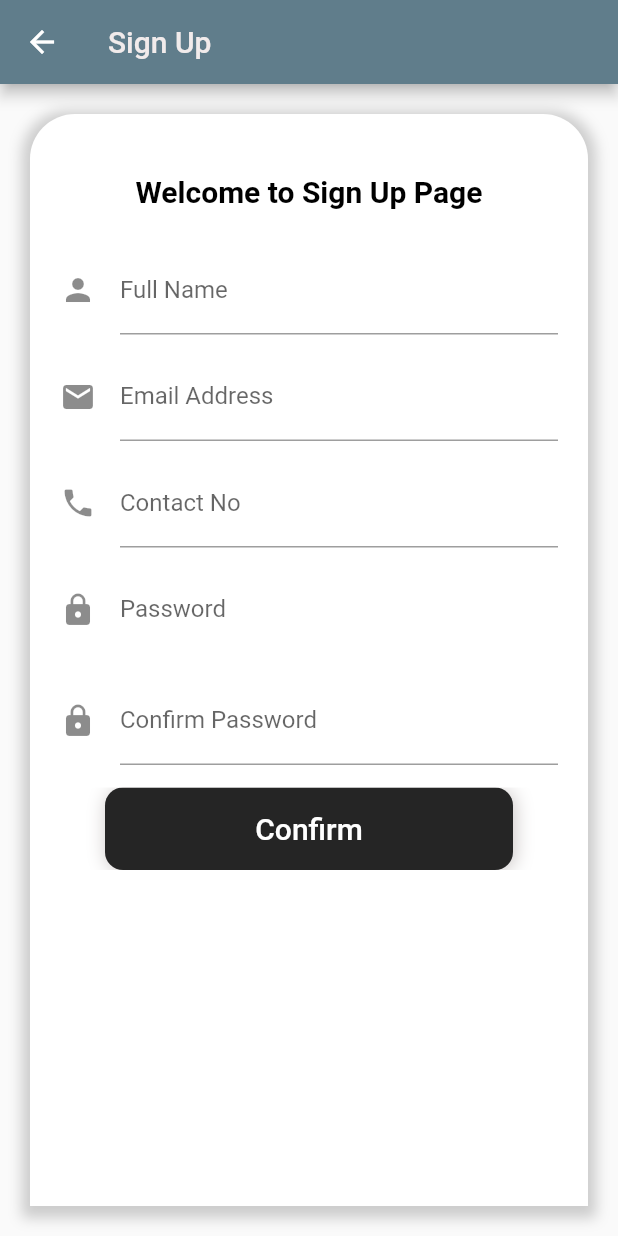
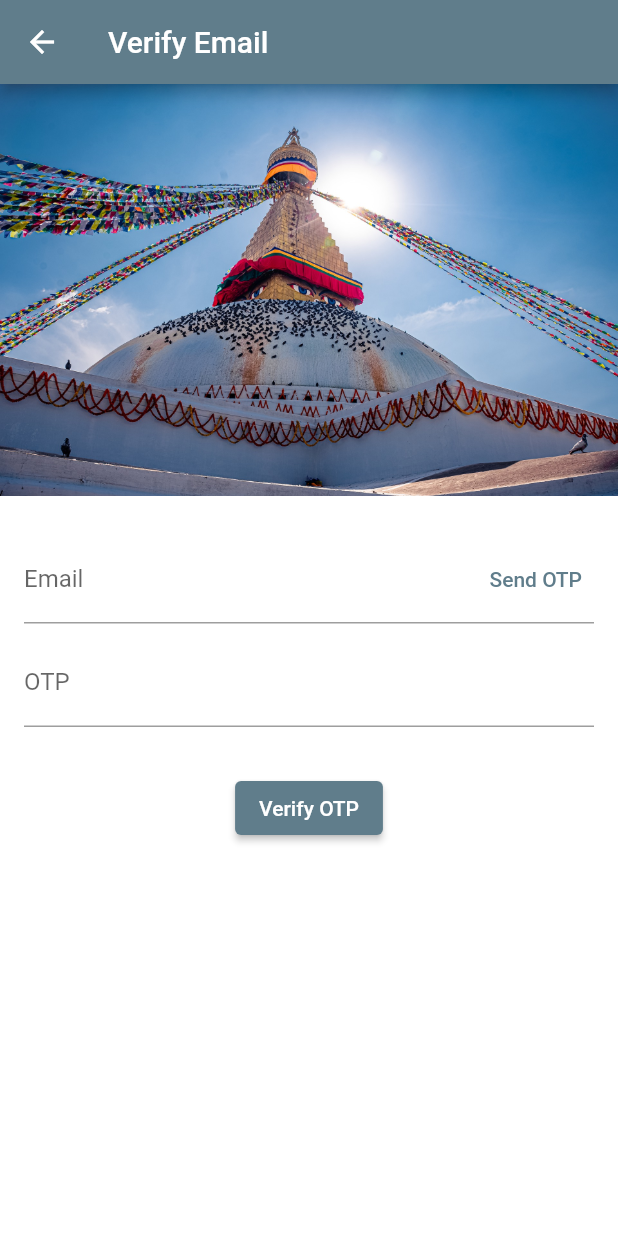
Before and after one commit to arypravin10/traffic_app, a Flutter app: the screen it shows after launch, after a tap on "Sign Up", on a phone screen of 412 x 824 dp. Run offline on Flutter 3.47's test engine with Material 2 defaults, Android fonts, the phone set to English and light mode, and no system bars; our stand-ins replace carousel_slider, firebase_auth, firebase_core, get; missing offline and left inert: email_auth; accounts and stored records are empty; network calls fail; Roboto replaces fonts that are missing (Segoe UI).

Commit message:
adding otp for email

```diff
--- a/lib/LoginScreen.dart
+++ b/lib/LoginScreen.dart
@@ -1,51 +1,44 @@
-
 import 'package:flutter/material.dart';
-import 'package:get/state_manager.dart';
 import 'package:traffic_simulator/homescreen.dart';
-import 'package:traffic_simulator/signUpScreen.dart';
-import 'package:traffic_simulator/inputTextWidget.dart';
+import 'package:traffic_simulator/otp.dart';
 import 'package:traffic_simulator/forgotPassword.dart';
 import 'package:firebase_auth/firebase_auth.dart';
 
-
-
 class LoginScreen extends StatefulWidget {
-  const LoginScreen({ Key? key }) : super(key: key);
+  const LoginScreen({Key? key}) : super(key: key);
 
   @override
   State<LoginScreen> createState() => _LoginScreenState();
 }
 
 class _LoginScreenState extends State<LoginScreen> {
-
   final _formKey = GlobalKey<FormState>();
 
   final TextEditingController _pwdController = TextEditingController();
   final TextEditingController _emailController = TextEditingController();
 
-  var email='';
-  var password ='';
+  var email = '';
+  var password = '';
 
 // for firebase
-  final _auth =FirebaseAuth.instance;
+  final _auth = FirebaseAuth.instance;
 
-
-userlogin()async{
-  try{
-    await FirebaseAuth.instance.signInWithEmailAndPassword(email: email, password: password);
-    Navigator.push(context, MaterialPageRoute(builder: (context) => homepage(),));
-  }
-
-  on FirebaseAuthException catch(e){
-    if (e.code =='user-not-found' || e.code=='wrong-password'){
-
-      ScaffoldMessenger.of(context).showSnackBar(SnackBar(content:Text('email or password is incorrect')));
+  userlogin() async {
+    try {
+      await FirebaseAuth.instance
+          .signInWithEmailAndPassword(email: email, password: password);
+      Navigator.push(
+          context,
+          MaterialPageRoute(
+            builder: (context) => homepage(),
+          ));
+    } on FirebaseAuthException catch (e) {
+      if (e.code == 'user-not-found' || e.code == 'wrong-password') {
+        ScaffoldMessenger.of(context).showSnackBar(
+            SnackBar(content: Text('email or password is incorrect')));
       }
     }
-
   }
-
-
 
   @override
   Widget build(BuildContext context) {
@@ -56,26 +49,25 @@ userlogin()async{
     bool _snap = false;
     bool _floating = false;
 
-
     final widgetList = [
       Row(
         children: [
           SizedBox(
             width: 28,
           ),
-          Text(
+          Container(
+            child: Center(
+              child: Text(
                 'Welcome to Login',
-
                 style: TextStyle(
-
-              fontFamily: 'Open Sans',
+                  fontFamily: 'Roboto',
                   fontSize: 25,
                   fontWeight: FontWeight.bold,
                   color: Color.fromARGB(255, 56, 50, 50),
-
                 ),
-            textAlign: TextAlign.left,
               ),
+            ),
+          )
         ],
       ),
       SizedBox(
@@ -83,72 +75,66 @@ userlogin()async{
       ),
       Form(
         key: _formKey,
-          child: Padding(padding: EdgeInsets.all(20),
-          child:
-          Column(
+        child: Padding(
+          padding: EdgeInsets.all(20),
+          child: Column(
             children: [
-
               TextFormField(
-
                   controller: _emailController,
-                  decoration: InputDecoration(labelText: 'email',icon: Icon(Icons.email),labelStyle: TextStyle(fontSize: 20)),
-
+                  decoration: InputDecoration(
+                      labelText: 'email',
+                      icon: Icon(Icons.email),
+                      labelStyle: TextStyle(fontSize: 15)),
                   obscureText: false,
                   keyboardType: TextInputType.emailAddress,
-
-
-                  validator:(value){
-                    if (value!.isEmpty){
-
-                      return('Please enter your email');
+                  validator: (value) {
+                    if (value!.isEmpty) {
+                      return ('Please enter your email');
                     }
 
-
-                  if (!RegExp("^[a-zA-Z0-9+_.-]+@[a-zA-Z0-9,-]+.[a-z]").hasMatch(value)){
-                    return('Enter a valid email');
+                    if (!RegExp("^[a-zA-Z0-9+_.-]+@[a-zA-Z0-9,-]+.[a-z]")
+                        .hasMatch(value)) {
+                      return ('Enter a valid email');
                     }
 
                     return null;
-
-                  }
-
-                  ),
-
-
+                  }),
               SizedBox(
                 height: 12.0,
               ),
-
               TextFormField(
                 controller: _pwdController,
                 decoration: InputDecoration(
                   labelText: "password",
-                  icon: Icon(Icons.lock),labelStyle: TextStyle(fontSize: 20),),
-
+                  icon: Icon(Icons.lock),
+                  labelStyle: TextStyle(fontSize: 15),
+                ),
                 obscureText: true,
                 keyboardType: TextInputType.text,
-                  validator: (value){
-                    if (value==null || value.isEmpty){
+                validator: (value) {
+                  if (value == null || value.isEmpty) {
                     return ('Please enter your password');
                   }
                 },
-
               ),
               Padding(
                 padding: const EdgeInsets.only(right: 25.0, top: 10.0),
                 child: Align(
-
                     alignment: Alignment.topRight,
                     child: Material(
                       color: Colors.transparent,
                       child: InkWell(
-                        onTap: ()
-                        {Navigator.push(context, MaterialPageRoute(builder: (context) => ForgotPassword(),));
+                        onTap: () {
+                          Navigator.push(
+                              context,
+                              MaterialPageRoute(
+                                builder: (context) => ForgotPassword(),
+                              ));
                         },
                         child: Text(
                           "Forgot Password ?",
+                          textAlign: TextAlign.end,
                           style: TextStyle(
-
                               fontSize: 18,
                               fontWeight: FontWeight.bold,
                               color: Color.fromARGB(255, 218, 13, 13)),
@@ -163,15 +149,13 @@ userlogin()async{
                 height: 55.0,
                 child: ElevatedButton(
                   onPressed: () async {
-
-
                     if (_formKey.currentState!.validate()) {
                       setState(() {
-                        email=_emailController.text;
-                        password=_pwdController.text;
-
+                        email = _emailController.text;
+                        password = _pwdController.text;
                       });
-userlogin();                    }
+                      userlogin();
+                    }
                   },
                   style: ElevatedButton.styleFrom(
                     primary: Colors.white,
@@ -190,7 +174,8 @@ userlogin();                    }
                               offset: const Offset(1.1, 1.1),
                               blurRadius: 10.0),
                         ],
-                        color: Color.fromARGB(255, 12, 51, 109), // Color(0xffF05945),
+                        color: Color.fromARGB(
+                            255, 12, 51, 109), // Color(0xffF05945),
                         borderRadius: BorderRadius.circular(12.0)),
                     child: Container(
                       alignment: Alignment.center,
@@ -204,7 +189,9 @@ userlogin();                    }
                 ),
               ),
             ],
-          ),),),
+          ),
+        ),
+      ),
       SizedBox(
         height: 15.0,
       ),
@@ -305,24 +292,18 @@ userlogin();                    }
             backgroundColor: Color(0xFFdccdb4),
             flexibleSpace: FlexibleSpaceBar(
               centerTitle: true,
-              background:
-                  Image.asset("assets/trafficways.png", fit: BoxFit.cover),
+              background: Image.asset("assets/cover.jpg", fit: BoxFit.cover),
             ),
           ),
           SliverToBoxAdapter(
             child: Container(
               decoration: BoxDecoration(
-                  borderRadius: BorderRadius.only(
-
-                      ),
+                  borderRadius: BorderRadius.only(),
                   gradient: LinearGradient(
-                      colors: <Color>[Color(0xFFdccdb4), Color(0xFFd8c3ab)])
-
-                  ),
+                      colors: <Color>[Color(0xFFdccdb4), Color(0xFFd8c3ab)])),
               width: screenWidth,
               height: 25,
-              child:
-              Column(
+              child: Column(
                 mainAxisAlignment: MainAxisAlignment.end,
                 children: <Widget>[
                   Container(
@@ -330,11 +311,6 @@ userlogin();                    }
                     height: 25,
                     decoration: BoxDecoration(
                       color: Colors.white,
-
-                      borderRadius: BorderRadius.only(
-                        topLeft: const Radius.circular(30.0),
-                        topRight: const Radius.circular(30.0),
-                      ),
                     ),
                   )
                 ],
@@ -350,7 +326,7 @@ userlogin();                    }
       ),
       bottomNavigationBar: Stack(
         children: [
-          new Container(
+          Container(
             height: 50.0,
             color: Colors.white,
             child: Center(
@@ -364,8 +340,7 @@ userlogin();                    }
                 Material(
                     child: InkWell(
                   onTap: () {
-                    Navigator.push(context, MaterialPageRoute(builder: (context) => SignUpScreen(),));
-                  },
+Navigator.push(context, MaterialPageRoute(builder: (context) => otp(),));                 },
                   child: Text(
                     "Sign Up",
                     style: TextStyle(
--- a/lib/main.dart
+++ b/lib/main.dart
@@ -4,6 +4,7 @@ import 'package:firebase_core/firebase_core.dart';
 
 Future main() async {
   WidgetsFlutterBinding.ensureInitialized();
+
   runApp(MyApp());
 }
 
--- /dev/null
+++ b/lib/otp.dart
@@ -0,0 +1,105 @@
+
+import 'package:email_auth/email_auth.dart';
+import 'package:flutter/material.dart';
+import 'package:get/route_manager.dart';
+import 'package:traffic_simulator/signUpScreen.dart';
+
+class otp extends StatefulWidget {
+  const otp({ Key? key }) : super(key: key);
+
+
+  @override
+  State<otp> createState() => _otpState();
+}
+
+class _otpState extends State<otp> {
+
+
+
+     late EmailAuth emailAuth;
+
+  @override
+
+  void initState() {
+    super.initState();
+    // Initialize the package
+    emailAuth = new EmailAuth(
+      sessionName: "Traffic App",
+    );
+
+  }
+
+  final TextEditingController _emailController=TextEditingController();
+  final TextEditingController _otpController=TextEditingController();
+
+   bool verify() {
+    print(emailAuth.validateOtp(
+        recipientMail: _emailController.value.text,
+        userOtp: _otpController.value.text));
+
+throw SignUpScreen();
+
+
+
+  }
+
+ void sendOtp() async {
+    bool result = await emailAuth.sendOtp(
+        recipientMail: _emailController.value.text, otpLength: 5);
+    if (result) {
+
+      print('Otp sent');
+    }
+    else if(!result){
+    print("problem in sending otp");
+    }
+  }
+
+
+
+
+  Widget build(BuildContext context) {
+    return Scaffold(
+      appBar: AppBar(title: Text('Verify Email'),),
+
+      backgroundColor: Colors.white,
+      body: SingleChildScrollView(
+        child:
+      Column(
+        children: [Image.asset('assets/baudha.jpg',fit: BoxFit.cover,),
+        SizedBox(height: 10,),
+        Padding(padding: const EdgeInsets.all(16),child: Column(
+          children: [TextField(
+            controller: _emailController,
+            keyboardType: TextInputType.emailAddress,
+            decoration: InputDecoration(
+              hintText: "Enter your email",
+              labelText: "Email",
+              suffixIcon: TextButton(onPressed: ()=>sendOtp(), child: Text('Send OTP')
+            ),
+            )
+          ),
+
+          SizedBox(height: 10,),
+
+         TextField(
+           controller: _otpController,
+           keyboardType: TextInputType.number,
+           decoration: InputDecoration(
+              hintText: "Enter your OTP",
+              labelText: "OTP",
+            ),
+            ),
+         SizedBox(height: 30,),
+
+         ElevatedButton(onPressed: ()=>verify(), child: Text('Verify OTP'))
+
+          ],
+
+        ),),],
+      ),
+      )
+    );
+
+  }
+}
--- a/lib/signUpScreen.dart
+++ b/lib/signUpScreen.dart
@@ -28,6 +28,9 @@ class _SignUpScreenState extends State<SignUpScreen> {
     _confirmPass.dispose();
     super.dispose();
   }
+    User? user = FirebaseAuth.instance.currentUser;
+
+
 
   registration() async {
     if (password == confirmPassword) {
@@ -165,23 +168,23 @@ class _SignUpScreenState extends State<SignUpScreen> {
                       SizedBox(
                         height: 12.0,
                       ),
-                      TextFormField(
-                        decoration: InputDecoration(
-                          labelText: "Contact No",
-                          icon: Icon(Icons.phone),
-                        ),
-                        obscureText: false,
-                        keyboardType: TextInputType.number,
-                        validator: (value) {
-                          if (value == null || value.isEmpty) {
-                            print('the number field is empty');
-                          }
-                          return null;
-                        },
-                      ),
-                      SizedBox(
-                        height: 12.0,
-                      ),
+                      // TextFormField(
+                      //   decoration: InputDecoration(
+                      //     labelText: "Contact No",
+                      //     icon: Icon(Icons.phone),
+                      //   ),
+                      //   obscureText: false,
+                      //   keyboardType: TextInputType.number,
+                      //   validator: (value) {
+                      //     if (value == null || value.isEmpty) {
+                      //       print('the number field is empty');
+                      //     }
+                      //     return null;
+                      //   },
+                      // ),
+                      // SizedBox(
+                      //   height: 12.0,
+                      // ),
                       TextFormField(
                           obscureText: true,
                           autofocus: false,
@@ -240,9 +243,9 @@ class _SignUpScreenState extends State<SignUpScreen> {
                                 password = _pass.text;
                                 confirmPassword = _confirmPass.text;
                               });
+                              registration();
 
-                              registration();
-                            }
+                         }
                           },
                           style: ElevatedButton.styleFrom(
                             primary: Colors.white,
--- a/pubspec.yaml
+++ b/pubspec.yaml
@@ -63,6 +63,10 @@ dev_dependencies:
   flutter_lints: ^1.0.0
   flutter_toastr: ^1.0.3
   firebase_core: ^1.14.0
+  http: ^0.13.4
+  sharedpreference: ^0.0.1
+  email_auth: ^1.0.0
+  html: ^0.15.0
 
 # For information on the generic Dart part of this file, see the
 # following page: https://dart.dev/tools/pub/pubspec
```
Also changed, not shown: lib/forgotPassword.dart (+70 -26 lines), flutter_01.png (added), pubspec.lock. Lines whose indentation alone changed are shown as unchanged.
